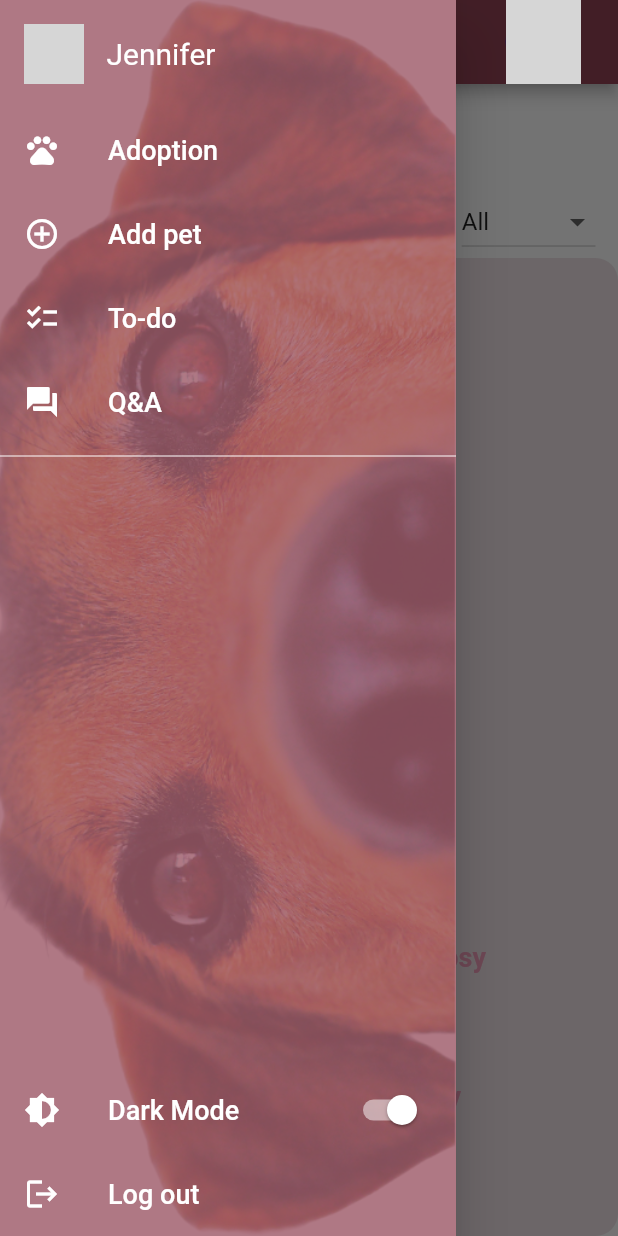
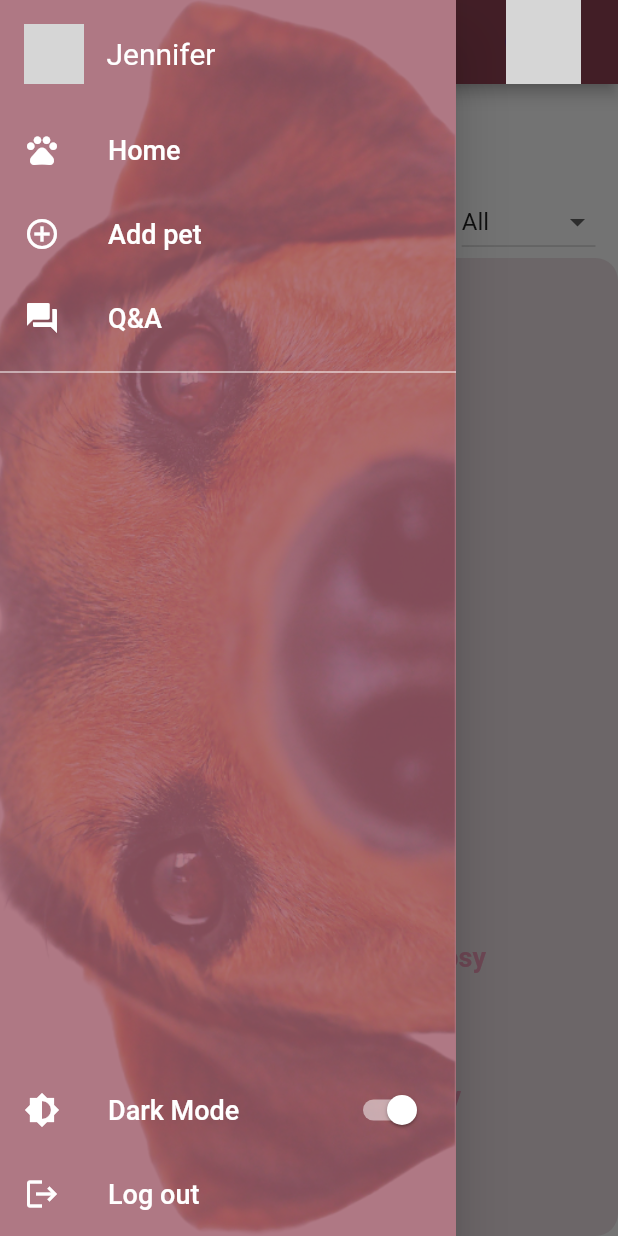
Before and after one commit to desparza13/petPals, a Flutter app: the ToDoPage screen opened by its route, with the side drawer open, on a phone screen of 412 x 824 dp. Run offline on Flutter 3.47's test engine with Material 2 defaults, Android fonts, the phone set to English and light mode, and no system bars; our stand-ins replace flutter_calendar_carousel; network calls fail; grey boxes are pictures that could not be loaded.

Commit message:
Modificación al redireccionar y de items del menu drawer

```diff
--- a/pet_pals/lib/main.dart
+++ b/pet_pals/lib/main.dart
@@ -26,8 +26,8 @@ class MyApp extends StatelessWidget {
       ),
       home: WelcomePage(),
       routes: {
-        //'/adoption': (context) => AdoptionPage(), // Página de adopción
-        //'/addPet': (context) => AddPetPage(), // Página para agregar mascota
+        '/home': (context) => HomePage(), // Página de adopción
+        '/addPet': (context) => AddPetPage(), // Página para agregar mascota
         '/todo': (context) => ToDoPage(), // Página de To-do
         //'/qa': (context) => QAPage(), // Página de Q&A
       },
--- a/pet_pals/lib/pages/edit_my_pet_page.dart
+++ b/pet_pals/lib/pages/edit_my_pet_page.dart
@@ -172,7 +172,9 @@ class EditMyPetPage extends StatelessWidget {
                         mainAxisAlignment: MainAxisAlignment.center,
                         children: [
                           ElevatedButton(
-                              onPressed: () {}, child: Text('Edit pet'))
+                              onPressed: () {
+                                Navigator.pop(context);
+                              }, child: Text('Edit pet'))
                         ],
                       )
                     ]),
--- a/pet_pals/lib/widgets/menu_drawer_widget.dart
+++ b/pet_pals/lib/widgets/menu_drawer_widget.dart
@@ -45,9 +45,8 @@ class Menu extends StatelessWidget {
                     child: ListView(
                       padding: EdgeInsets.zero,
                       children: <Widget>[
-                        _buildMenuItem(Icons.pets, 'Adoption', context, '/adoption'),
+                        _buildMenuItem(Icons.pets, 'Home', context, '/home'),
                         _buildMenuItem(Icons.add_circle_outline, 'Add pet', context, '/addPet'),
-                        _buildMenuItem(Icons.checklist, 'To-do', context, '/todo'),
                         _buildMenuItem(Icons.question_answer, 'Q&A', context, '/qa'),
                         Divider(color: Colors.white),
                       ],
```
Also changed, not shown: pet_pals/lib/pages/add_pet_page.dart (+9 -2 lines), pet_pals/pubspec.lock, 1 other file.
